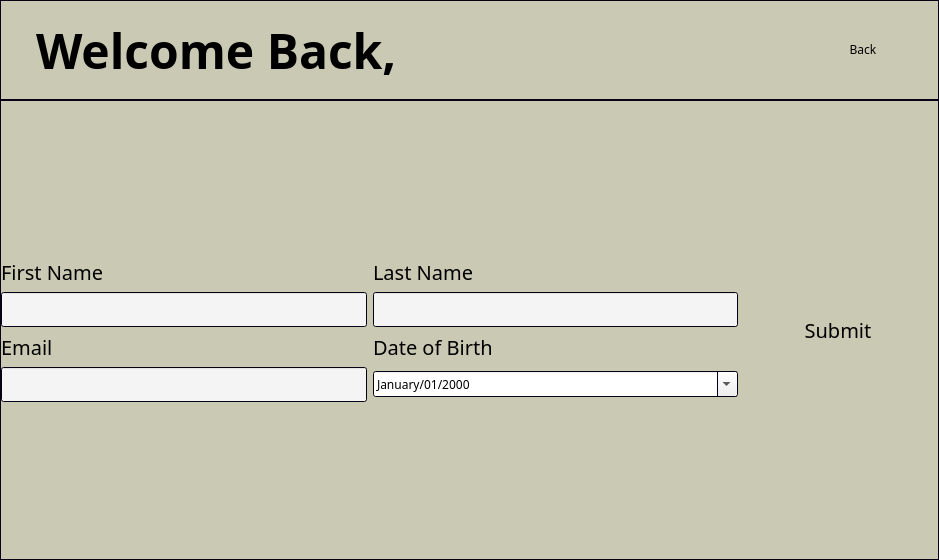
Qt form frontend-desktop/mainwindow.ui (Gearworks-Software/BSS-Application-System) before a commit.
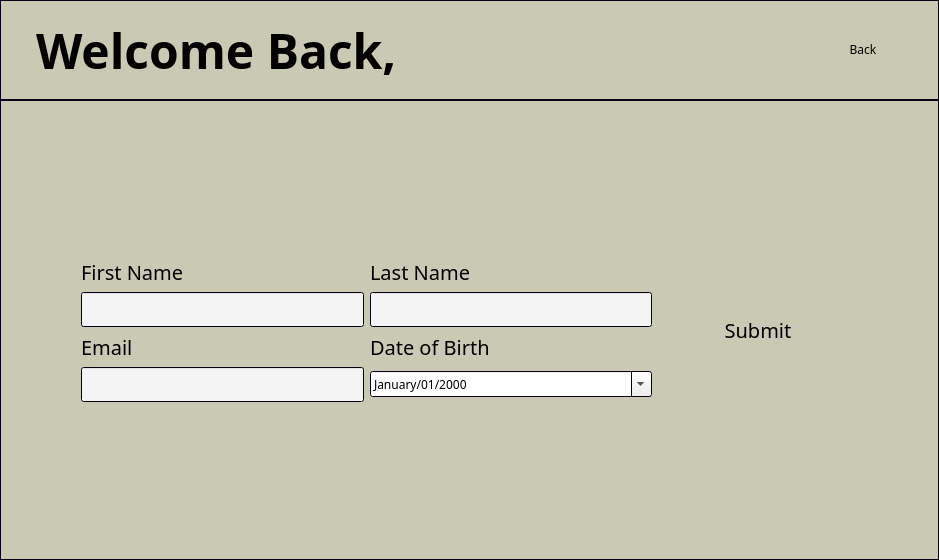
The same form after that commit. The open tabs and pages were chosen to show the change. Icons and pictures are not drawn.

Commit message: style: update UI margins and current index for improved layout

Diff of the .ui file:
```diff
--- a/frontend-desktop/mainwindow.ui
+++ b/frontend-desktop/mainwindow.ui
@@ -1157,19 +1157,19 @@
               </property>
               <layout class="QGridLayout" name="gridLayout_4">
                <property name="leftMargin">
-                <number>0</number>
+                <number>80</number>
                </property>
                <property name="topMargin">
-                <number>0</number>
+                <number>9</number>
                </property>
                <property name="rightMargin">
-                <number>0</number>
+                <number>80</number>
                </property>
                <property name="bottomMargin">
-                <number>0</number>
+                <number>9</number>
                </property>
                <property name="spacing">
-                <number>0</number>
+                <number>6</number>
                </property>
                <item row="0" column="0">
                 <widget class="QFrame" name="frame">
```
Left out of the diff: 2 changed lines with no effect on the pictures.
